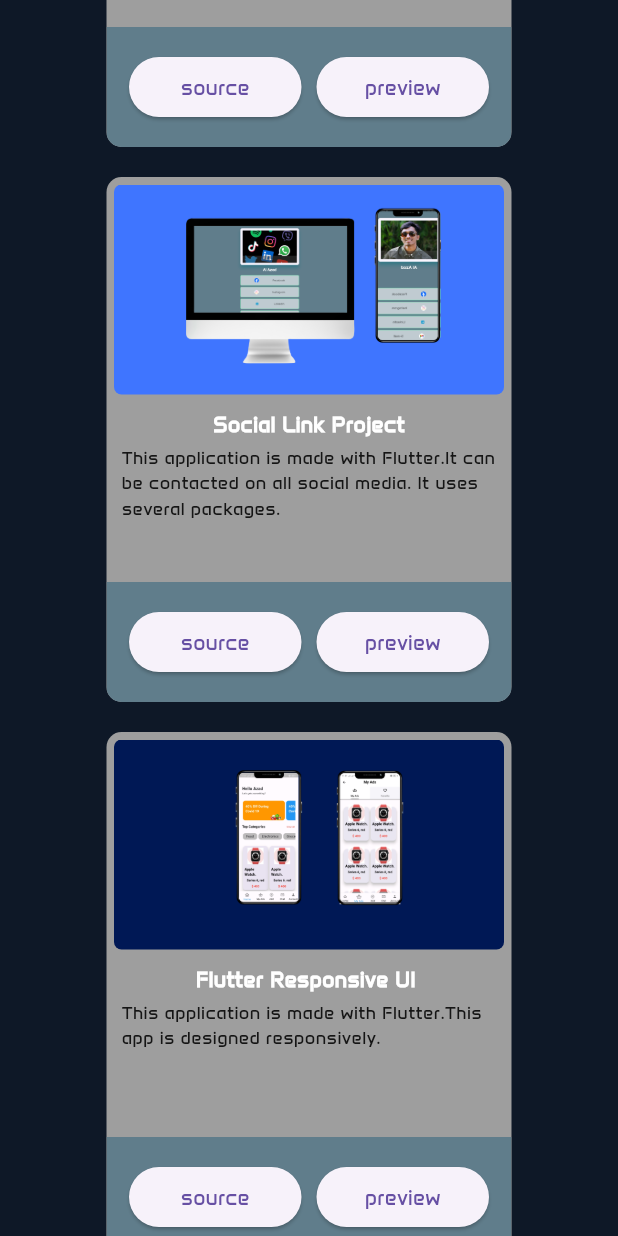
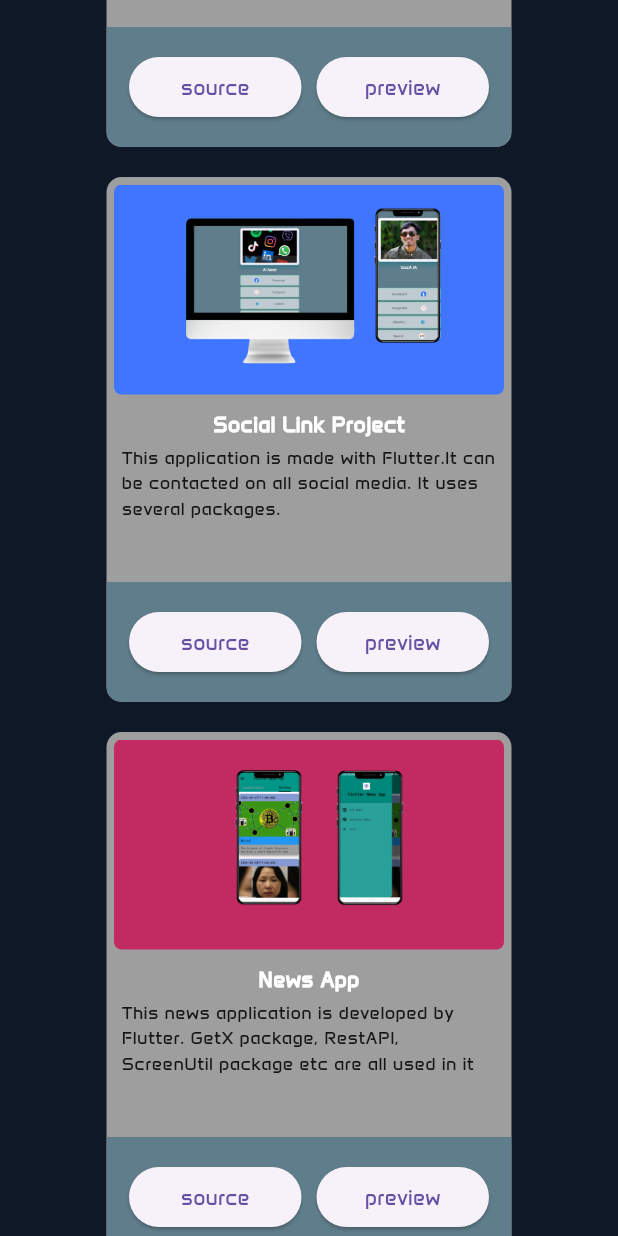
Before and after one commit to alazad214/Portfolio, a Flutter app: the screen it shows after launch, scrolled down 1728 dp, on a phone screen of 412 x 824 dp. Run offline on Flutter 3.47's test engine with Material 3 defaults, Android fonts, the light colour scheme and no system bars; our stand-ins replace animated_text_kit, firebase_core, get, lottie; accounts and stored records are empty.

Commit message:
project add

```diff
--- a/lib/constants/project_item.dart
+++ b/lib/constants/project_item.dart
@@ -35,19 +35,30 @@ List<ProjectUtils> workProjectUtils = [
         'https://alazadsociallink214.netlify.app/?fbclid=IwAR3bOh0pn1ifEnqMbabBxd6UnNgX7YCWaOE7AGsUqpFedCZ1WwnUSh8v0cA',
   ),
   ProjectUtils(
-    image: 'assets/project_image/uidesing.png',
-    title: 'Flutter Responsive UI ',
+    image: 'assets/project_image/newsapp.png',
+    title: 'News App',
     subtitle:
-        'This application is made with Flutter.This app is designed responsively.',
-    source: 'https://github.com/alazad214/ui_project1',
+        'This news application is developed by Flutter. GetX package, RestAPI, ScreenUtil package etc are all used in it',
+    source: 'https://github.com/alazad214/NewsApp',
     preview:
-        'https://drive.google.com/file/d/114KbukknA1NmB0Gv8MBkDlRh_rT8-8GG/view?usp=sharing',
+        'https://drive.google.com/drive/folders/10yUDVFhWAhNs3gOh3aX4AEK9zBTQLxpq?usp=sharing',
   ),
   ProjectUtils(
-    image: 'assets/project_image/newsapp.jpg',
-    title: 'News App',
-    subtitle: 'This is a News App ',
-    source: 'https://github.com/alazad214/NewsApp',
-    preview: '',
+    image: 'assets/project_image/whatsapp.png',
+    title: 'WhatsApp Clone',
+    subtitle:
+        "This is WhatsApp Clone project created by Flutter. This is a frontend project",
+    source: 'https://github.com/alazad214/whatsapp-clone-',
+    preview:
+        'https://drive.google.com/drive/folders/11L-_xL8niPsIuusDe5LCthJHAS2AkIMN',
+  ),
+  ProjectUtils(
+    image: 'assets/project_image/ecommerceapp.png',
+    title: 'E-commerce App',
+    subtitle:
+        'GetX State Management, Firebase authentication, firebase storage, firebase firestore, Bkash payment gateway etc are used in this e-commerce project.',
+    source: 'https://github.com/alazad214/ecommerce2',
+    preview:
+        'https://drive.google.com/drive/folders/10kFSeU3yPmQ2jeKFC9VFEXO4lwEIrD4Q?usp=sharing',
   ),
 ];
--- a/lib/pages/homepage.dart
+++ b/lib/pages/homepage.dart
@@ -76,10 +76,9 @@ class _HomePageState extends State<HomePage> {
                 const SizedBox(height: 20),
                 //contract---------------->>
                 if (constaints.maxWidth >= 650)
-                  Contact_desktop()
+                  const Contact_desktop()
                 else
                   const Contact_mobile(),
-
                 //footer---------->
                 const Footer_section()
               ],
```
Also changed, not shown: assets/project_image/ecommerceapp.png (added), assets/project_image/newsapp.png (added), assets/project_image/whatsapp.png (added).
